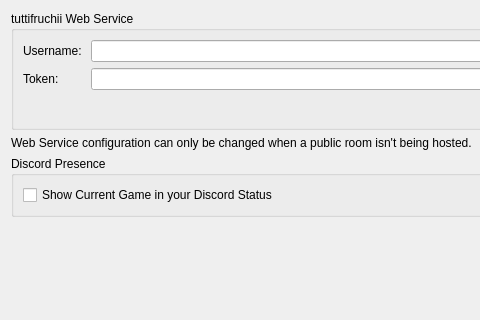
Above: src/lichii/configuration/configure_web.ui from codyrainy-bit/TuttiFruchii before the change; both pictures show x 0 to 480 and y 0 to 320 of the 926 by 561 pixel window. Below: the same form after it.
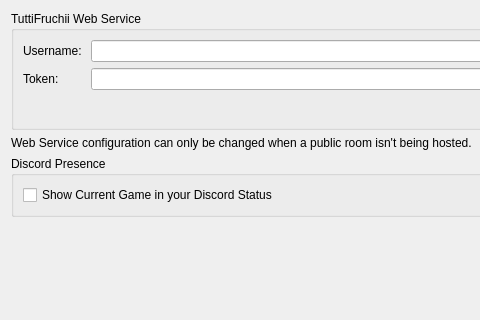
That is the form after the change.

Commit message: branding: spell the product TuttiFruchii everywhere

Diff of the .ui file:
```diff
--- a/src/lichii/configuration/configure_web.ui
+++ b/src/lichii/configuration/configure_web.ui
@@ -22,7 +22,7 @@
      <item>
       <widget class="QGroupBox" name="groupBoxWebConfig">
        <property name="title">
-        <string>tuttifruchii Web Service</string>
+        <string>TuttiFruchii Web Service</string>
        </property>
        <layout class="QVBoxLayout" name="verticalLayoutLichiiWebService">
         <item>
```
The commit also changes 34 other files.
